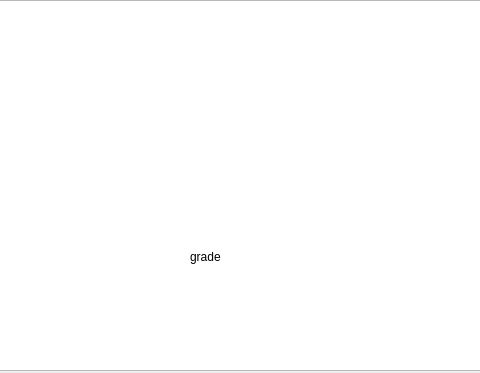
This is gamewindow.ui in HMKRL/pd2-Taiko as Qt 5 draws it before an edit; both pictures show x 170 to 650 and y 0 to 373 of the 1280 by 720 pixel window. The edited form follows.
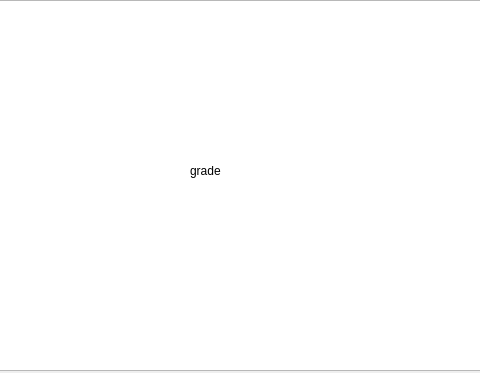
This is the edited form. Icons and pictures are not drawn.

The edit to the form file:
```diff
--- a/gamewindow.ui
+++ b/gamewindow.ui
@@ -71,7 +71,7 @@
     <property name="geometry">
      <rect>
       <x>360</x>
-      <y>226</y>
+      <y>140</y>
       <width>101</width>
       <height>61</height>
      </rect>
```
